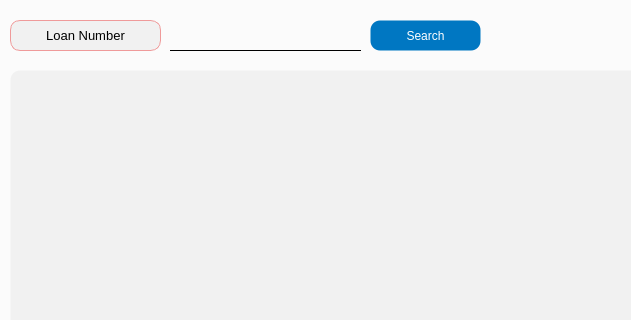
First picture: the form in app/src/pages/search/guarantor.ui, repository DY-Microfinance-Customer-Management/dymf-algorithm, before the edit; both pictures show x 0 to 631 and y 0 to 320 of the 1374 by 563 pixel window.
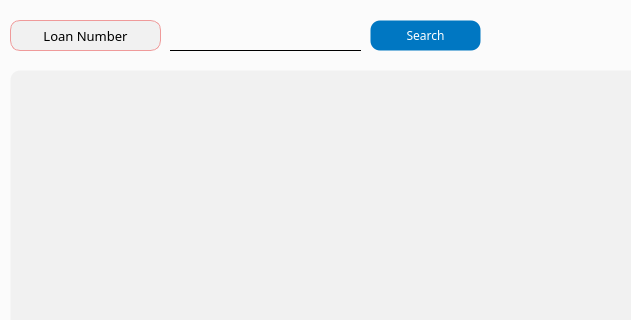
Second picture: the form after the edit.

```diff
--- a/app/src/pages/search/guarantor.ui
+++ b/app/src/pages/search/guarantor.ui
@@ -41,6 +41,11 @@
       <height>31</height>
      </rect>
     </property>
+    <property name="font">
+     <font>
+      <family>Arial Black</family>
+     </font>
+    </property>
     <property name="styleSheet">
      <string notr="true">QPushButton {
     background-color: #0077c2;
@@ -120,6 +125,7 @@
     </property>
     <property name="font">
      <font>
+      <family>Arial Black</family>
       <pointsize>10</pointsize>
      </font>
     </property>
```
Left out of the diff: 15 changed lines with no effect on the pictures.
